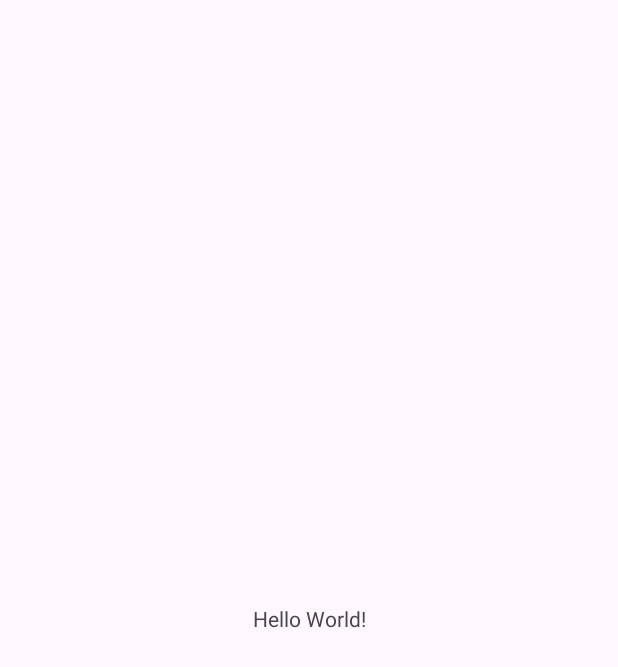
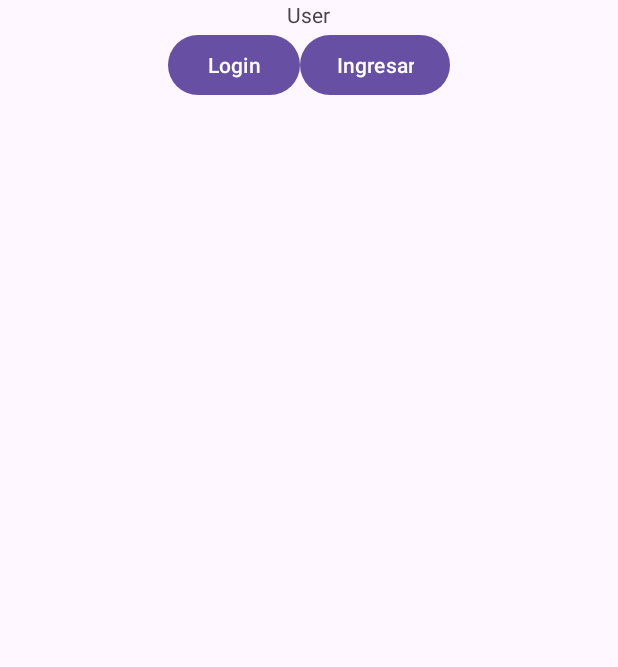
Before and after one commit to joan-15/JoanFelipe_Repositorio, an Android app: the screen it shows after launch (MainActivity), on a phone screen of 412 x 824 dp. Before the commit the part shown is almost empty. Shown: the top 667 px of the screen. Run offline under Robolectric (Android 15) with nearby library versions, the phone set to English and light mode, and no system bars.

Commit message:
Clase 2
Se agregó interactividad e interfaz gráfica

```diff
--- a/app/src/main/java/co/nelson/appuno/MainActivity.java
+++ b/app/src/main/java/co/nelson/appuno/MainActivity.java
@@ -3,17 +3,45 @@ package co.nelson.appuno;
 import androidx.appcompat.app.AppCompatActivity;
 
 import android.os.Bundle;
+import android.view.View;
+import android.widget.Button;
+import android.widget.TextView;
 
 public class MainActivity extends AppCompatActivity {
 
-    boolean result = true;
-    String name = "Bob";
+   TextView nombreUsuario;
+   Button btn1,btn2;
 
     @Override
     protected void onCreate(Bundle savedInstanceState) {
         super.onCreate(savedInstanceState);
         setContentView(R.layout.activity_main);
 
+        nombreUsuario = (TextView) findViewById(R.id.usuario);
+        btn1 = findViewById(R.id.btn1);
+        btn2 = findViewById(R.id.btn2);
+
+
+        btn1.setOnClickListener(new View.OnClickListener() {
+            @Override
+            public void onClick(View view) {
+                nombreUsuario.setText("Presioné Boton Uno");
+
+            }
+        });
+
+        btn2.setOnClickListener(new View.OnClickListener() {
+            @Override
+            public void onClick(View view) {
+                nombreUsuario.setText("Presioné Boton Dos");
+            }
+        });
+
 
     }
+
+    public double calcularArea(int l1,int l2){
+        return l1*l2;
+    }
+
 }
--- a/app/src/main/res/layout/activity_main.xml
+++ b/app/src/main/res/layout/activity_main.xml
@@ -1,18 +1,48 @@
 <?xml version="1.0" encoding="utf-8"?>
-<androidx.constraintlayout.widget.ConstraintLayout xmlns:android="http://schemas.android.com/apk/res/android"
+<LinearLayout xmlns:android="http://schemas.android.com/apk/res/android"
     xmlns:app="http://schemas.android.com/apk/res-auto"
     xmlns:tools="http://schemas.android.com/tools"
     android:layout_width="match_parent"
     android:layout_height="match_parent"
+    android:orientation="vertical"
     tools:context=".MainActivity">
 
-    <TextView
+   <LinearLayout
+       android:layout_width="wrap_content"
+       android:layout_height="wrap_content"
+       android:orientation="vertical"
+       android:layout_gravity="center">
+
+
+       <TextView
+           android:layout_width="wrap_content"
+           android:layout_height="wrap_content"
+           android:id="@+id/usuario"
+           android:text="@string/user"/>
+   </LinearLayout>
+
+    <LinearLayout
         android:layout_width="wrap_content"
         android:layout_height="wrap_content"
-        android:text="Hello World!"
-        app:layout_constraintBottom_toBottomOf="parent"
-        app:layout_constraintEnd_toEndOf="parent"
-        app:layout_constraintStart_toStartOf="parent"
-        app:layout_constraintTop_toTopOf="parent" />
+        android:orientation="horizontal"
+        android:layout_gravity="center">
 
-</androidx.constraintlayout.widget.ConstraintLayout>
+
+        <Button
+            android:layout_width="wrap_content"
+            android:layout_height="wrap_content"
+            android:id="@+id/btn1"
+            android:text="@string/btn1">
+
+        </Button>
+
+        <Button
+            android:layout_width="wrap_content"
+            android:layout_height="wrap_content"
+            android:id="@+id/btn2"
+            android:text="@string/btn2">
+
+        </Button>
+    </LinearLayout>
+
+</LinearLayout>
--- a/app/src/main/res/values/strings.xml
+++ b/app/src/main/res/values/strings.xml
@@ -1,3 +1,6 @@
 <resources>
     <string name="app_name">AppUno</string>
+    <string name="user">User</string>
+    <string name="btn1">Login</string>
+    <string name="btn2">Ingresar</string>
 </resources>
```
